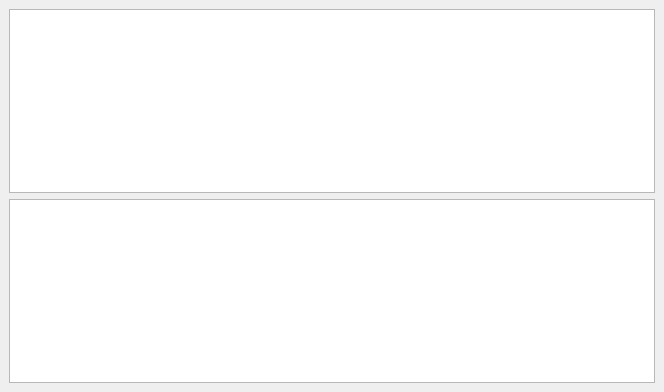
Before: the Qt Designer form not1mm/data/logwindow.ui in mbridak/not1mm, drawn with Qt 5.
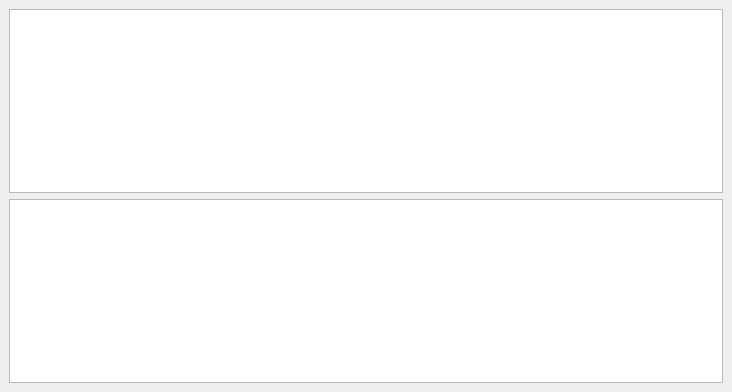
After: the same form once the commit is applied.

Commit message: size adjust

The edit to the form file:
```diff
--- a/not1mm/data/logwindow.ui
+++ b/not1mm/data/logwindow.ui
@@ -6,7 +6,7 @@
    <rect>
     <x>0</x>
     <y>0</y>
-    <width>664</width>
+    <width>732</width>
     <height>392</height>
    </rect>
   </property>
```
